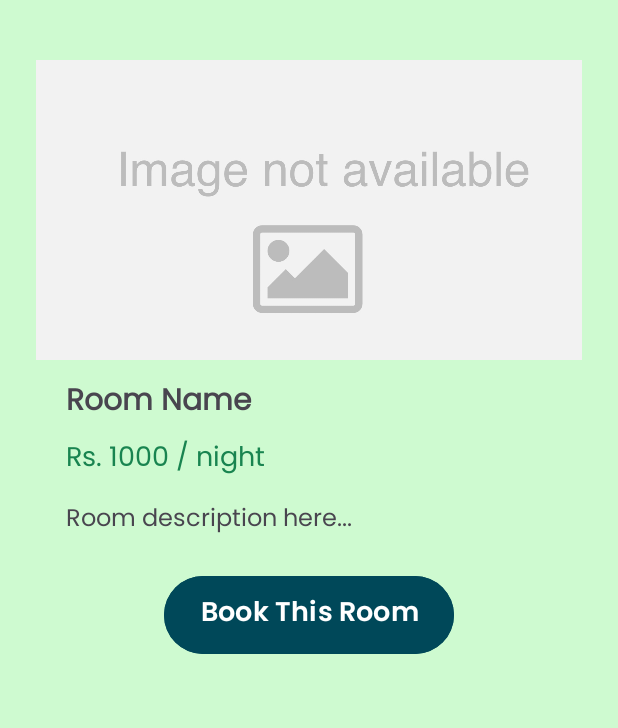
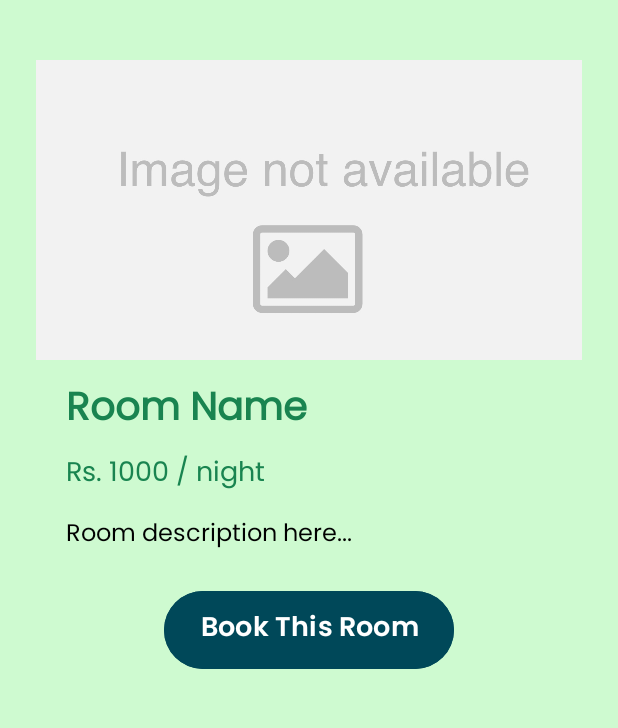
Before and after one commit to PasanEkanayake/LuxeVista-Resort-Mobile-Application, an Android app: the RoomDetailsActivity screen opened directly, with no data from a screen before it, on a phone screen of 412 x 824 dp, the part 186-914 px from its top. Run offline under Robolectric (Android 15) with nearby library versions, the phone set to English and light mode, and no system bars; pictures from the network do not load.

Commit message:
Update activity_room_details.xml

```diff
--- a/app/src/main/res/layout/activity_room_details.xml
+++ b/app/src/main/res/layout/activity_room_details.xml
@@ -48,7 +48,8 @@
             android:id="@+id/txtRoomName"
             android:text="Room Name"
             android:textStyle="bold"
-            android:textSize="20sp"
+            android:textSize="26sp"
+            android:textColor="#198450"
             android:layout_marginTop="12dp"
             android:layout_marginStart="20dp"
             android:layout_width="wrap_content"
@@ -68,6 +69,7 @@
             android:id="@+id/txtRoomDescription"
             android:text="Room description here..."
             android:textSize="16sp"
+            android:textColor="@color/black"
             android:layout_marginTop="12dp"
             android:layout_marginStart="20dp"
             android:layout_marginEnd="20dp"
```
